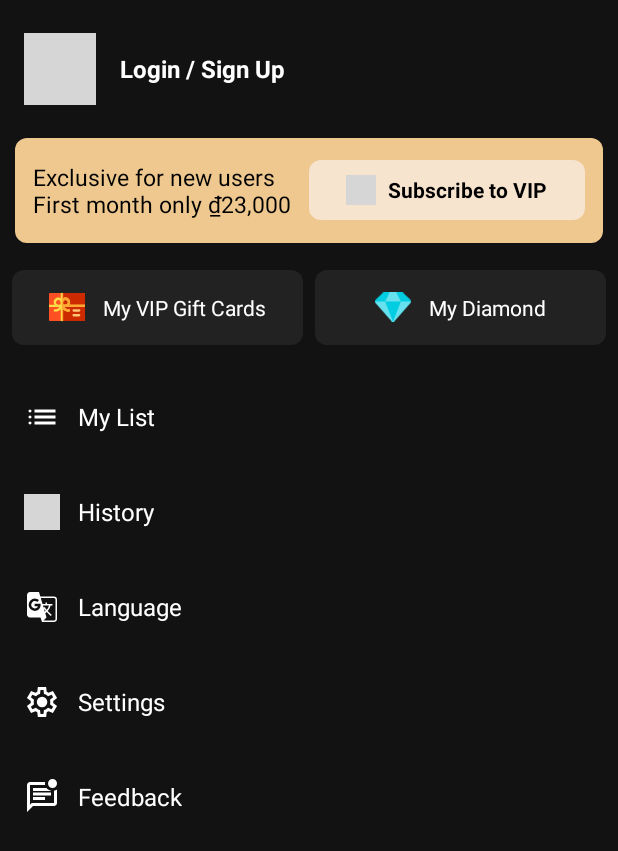
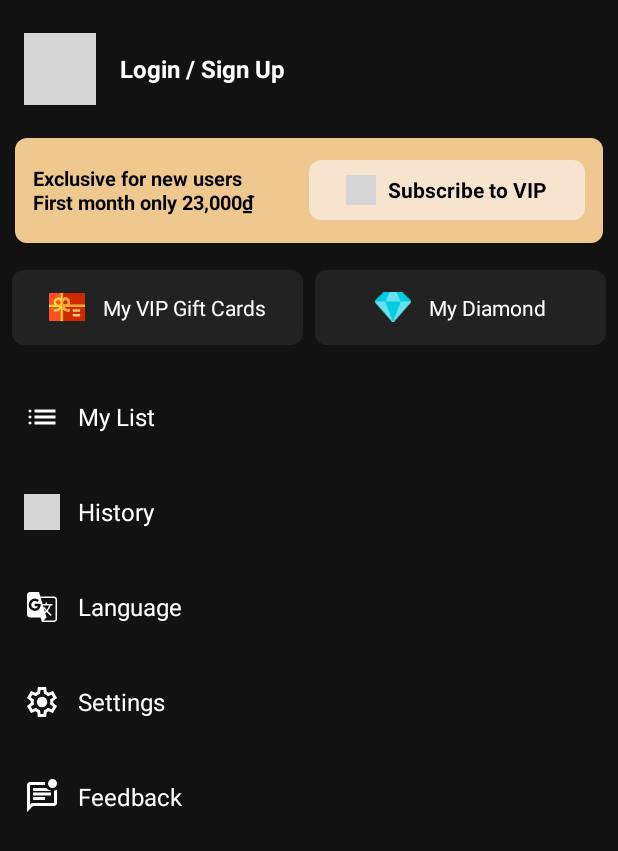
Before and after one commit to DuDuongVanPtit/DEFTY_MOVIE_APP, an Android app: the layout profile_fragment.xml on its own in the app's theme, with its tools: preview values and no code run, on a phone screen of 412 x 824 dp. Shown: the top 851 px of the screen. Run offline under Robolectric (Android 15) with nearby library versions, the light colour scheme and no system bars; grey boxes are pictures that could not be loaded.

Commit message:
fix fragment login

```diff
--- a/app/src/main/res/layout/profile_fragment.xml
+++ b/app/src/main/res/layout/profile_fragment.xml
@@ -66,9 +66,10 @@
             android:layout_width="0dp"
             android:layout_height="wrap_content"
             android:layout_weight="1"
-            android:text="Exclusive for new users\nFirst month only ₫23,000"
+            android:text="Exclusive for new users\nFirst month only 23,000₫"
             android:textColor="@android:color/black"
-            android:textSize="15sp" />
+            android:textSize="13sp"
+            android:textStyle="bold"/>
 
         <LinearLayout
             android:id="@+id/btn_subscribe"
```
